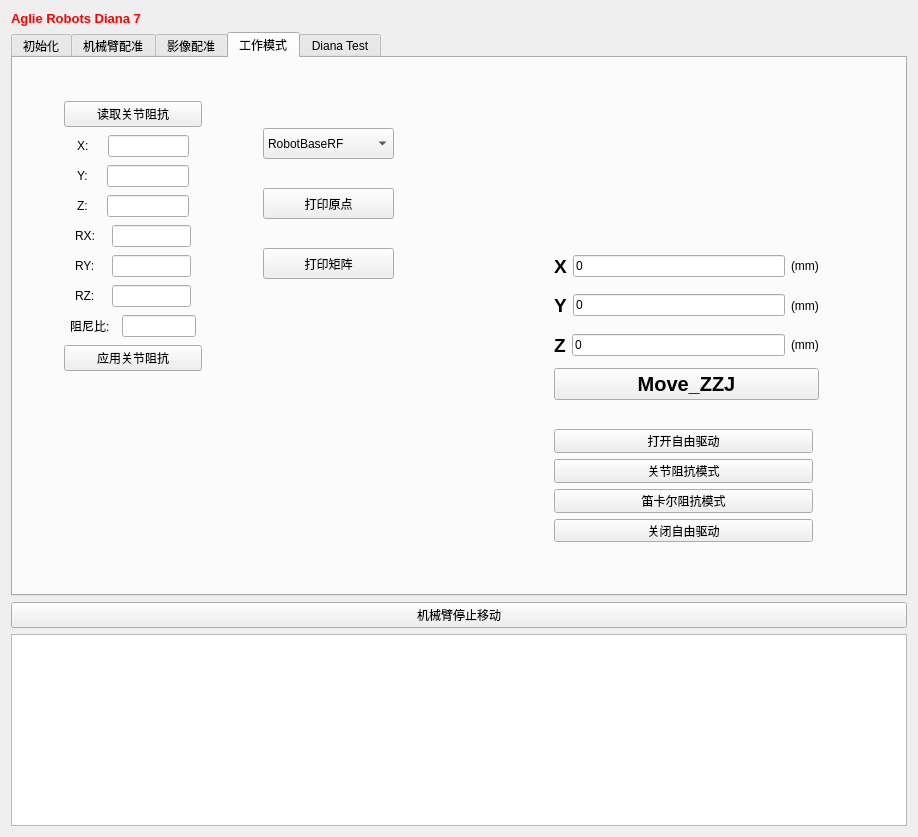
Czx1813260515/LancetMITK-Adition1, file Plugins/org.mitk.lancet.DianaSeven/src/internal/DianaSevenControls.ui: the form before one commit.
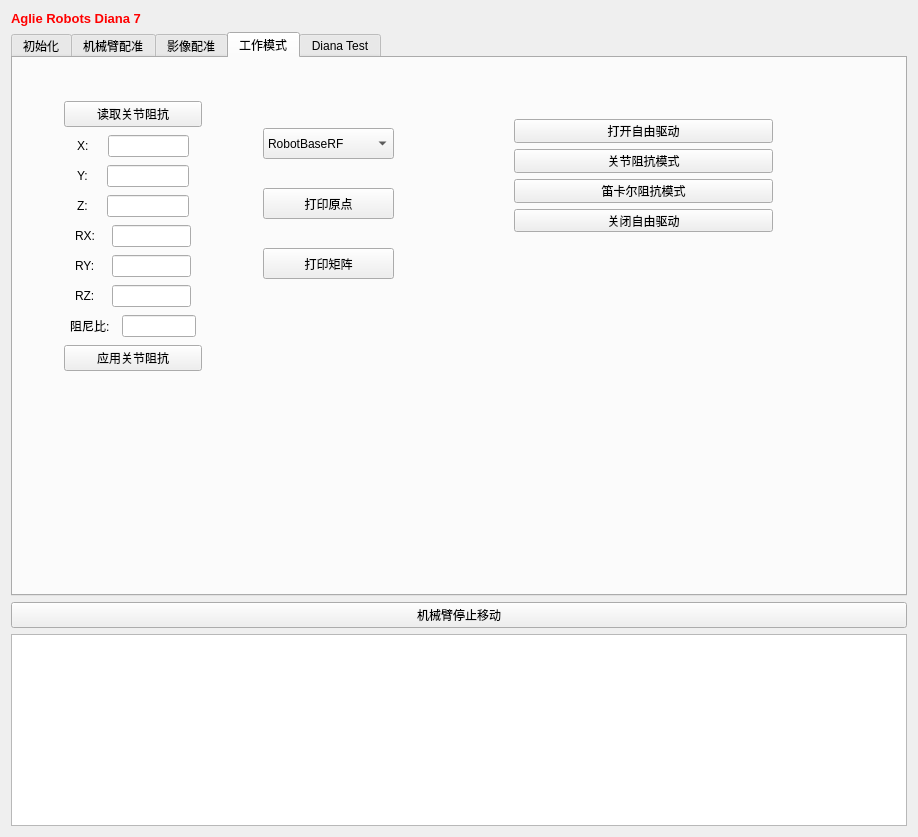
The form after the commit. The open tabs and pages were chosen to show the change. Custom widgets are drawn as their Qt base class.

Diff of the .ui file:
```diff
--- a/Plugins/org.mitk.lancet.DianaSeven/src/internal/DianaSevenControls.ui
+++ b/Plugins/org.mitk.lancet.DianaSeven/src/internal/DianaSevenControls.ui
@@ -2516,8 +2516,8 @@
       <widget class="QWidget" name="layoutWidget_8">
        <property name="geometry">
         <rect>
-         <x>530</x>
-         <y>360</y>
+         <x>490</x>
+         <y>50</y>
          <width>281</width>
          <height>135</height>
         </rect>
@@ -2553,132 +2553,6 @@
         </item>
        </layout>
       </widget>
-      <widget class="QWidget" name="layoutWidget_9">
-       <property name="geometry">
-        <rect>
-         <x>530</x>
-         <y>180</y>
-         <width>287</width>
-         <height>173</height>
-        </rect>
-       </property>
-       <layout class="QVBoxLayout" name="verticalLayout_4">
-        <item>
-         <layout class="QVBoxLayout" name="verticalLayout_3">
-          <item>
-           <layout class="QHBoxLayout" name="horizontalLayout">
-            <item>
-             <widget class="QLabel" name="label_2">
-              <property name="font">
-               <font>
-                <pointsize>14</pointsize>
-                <weight>75</weight>
-                <bold>true</bold>
-               </font>
-              </property>
-              <property name="text">
-               <string>X</string>
-              </property>
-             </widget>
-            </item>
-            <item>
-             <widget class="QLineEdit" name="lineEdit_X">
-              <property name="text">
-               <string>0</string>
-              </property>
-             </widget>
-            </item>
-            <item>
-             <widget class="QLabel" name="label">
-              <property name="text">
-               <string>(mm)</string>
-              </property>
-             </widget>
-            </item>
-           </layout>
-          </item>
-          <item>
-           <layout class="QHBoxLayout" name="horizontalLayout_2">
-            <item>
-             <widget class="QLabel" name="label_3">
-              <property name="font">
-               <font>
-                <pointsize>14</pointsize>
-                <weight>75</weight>
-                <bold>true</bold>
-               </font>
-              </property>
-              <property name="text">
-               <string>Y</string>
-              </property>
-             </widget>
-            </item>
-            <item>
-             <widget class="QLineEdit" name="lineEdit_Y">
-              <property name="text">
-               <string>0</string>
-              </property>
-             </widget>
-            </item>
-            <item>
-             <widget class="QLabel" name="label_4">
-              <property name="text">
-               <string>(mm)</string>
-              </property>
-             </widget>
-            </item>
-           </layout>
-          </item>
-          <item>
-           <layout class="QHBoxLayout" name="horizontalLayout_3">
-            <item>
-             <widget class="QLabel" name="label_5">
-              <property name="font">
-               <font>
-                <pointsize>14</pointsize>
-                <weight>75</weight>
-                <bold>true</bold>
-               </font>
-              </property>
-              <property name="text">
-               <string>Z</string>
-              </property>
-             </widget>
-            </item>
-            <item>
-             <widget class="QLineEdit" name="lineEdit_Z">
-              <property name="text">
-               <string>0</string>
-              </property>
-             </widget>
-            </item>
-            <item>
-             <widget class="QLabel" name="label_6">
-              <property name="text">
-               <string>(mm)</string>
-              </property>
-             </widget>
-            </item>
-           </layout>
-          </item>
-         </layout>
-        </item>
-        <item>
-         <widget class="QPushButton" name="pushButton_MoveZZJ">
-          <property name="font">
-           <font>
-            <pointsize>15</pointsize>
-            <weight>75</weight>
-            <bold>true</bold>
-           </font>
-          </property>
-          <property name="text">
-           <string>Move_ZZJ</string>
-          </property>
-         </widget>
-        </item>
-       </layout>
-      </widget>
      </widget>
      <widget class="QWidget" name="tab_2">
       <attribute name="title">
```
Left out of the diff: 66 changed lines with no effect on the pictures.
